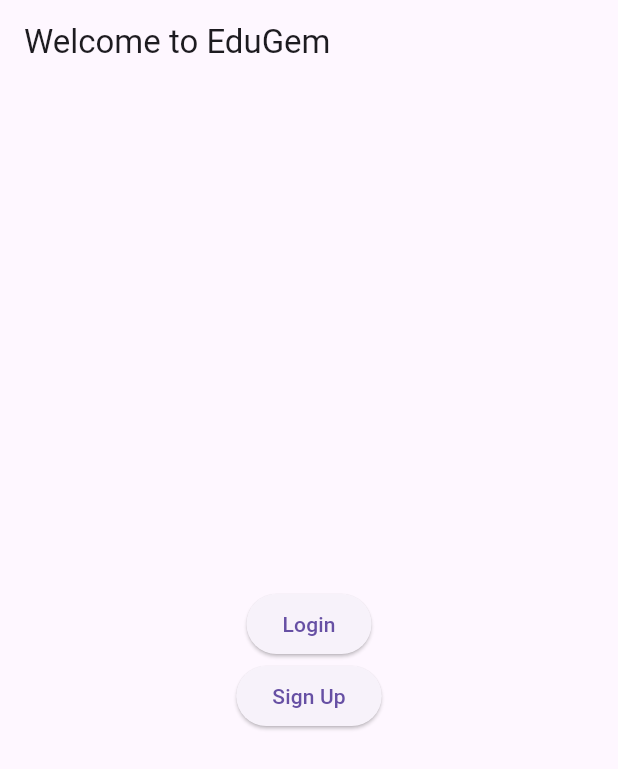
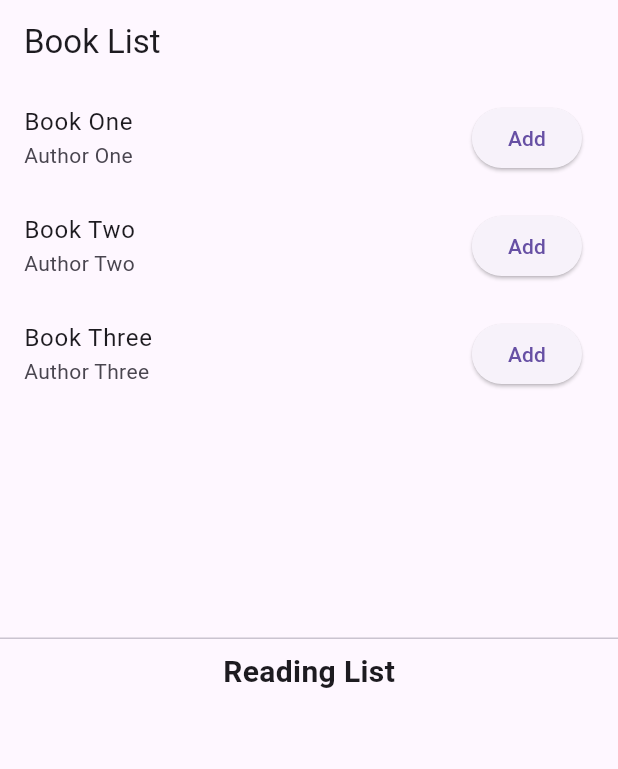
Before and after one commit to Byron94odhiambo/edugem, a Flutter app: the screen it shows after launch, on a phone screen of 412 x 824 dp. Shown: the top 769 px of the screen. Run offline on Flutter 3.47's test engine with Material 3 defaults, Android fonts, the light colour scheme and no system bars; our stand-ins replace cloud_firestore, firebase_auth; accounts and stored records are empty.

Commit message:
update to models

```diff
--- a/edugem/lib/main.dart
+++ b/edugem/lib/main.dart
@@ -1,10 +1,7 @@
 import 'package:flutter/material.dart';
-import 'package:firebase_core/firebase_core.dart';
-import 'screens/welcome_screen.dart';
+import 'screens/book_list_screen.dart';
 
-void main() async {
-  WidgetsFlutterBinding.ensureInitialized();
-  await Firebase.initializeApp();
+void main() {
   runApp(EduGemApp());
 }
 
@@ -16,7 +13,7 @@
       theme: ThemeData(
         primarySwatch: Colors.blue,
       ),
-      home: WelcomeScreen(),
+      home: BookListScreen(),
     );
   }
 }
--- /dev/null
+++ b/edugem/lib/models/book.dart
@@ -0,0 +1,7 @@
+class Book {
+  final String id;
+  final String title;
+  final String author;
+
+  Book({required this.id, required this.title, required this.author});
+}
--- /dev/null
+++ b/edugem/lib/screens/book_list_screen.dart
@@ -0,0 +1,80 @@
+import 'package:flutter/material.dart';
+import '../models/book.dart';
+
+class BookListScreen extends StatefulWidget {
+  @override
+  _BookListScreenState createState() => _BookListScreenState();
+}
+
+class _BookListScreenState extends State<BookListScreen> {
+  List<Book> books = [
+    Book(id: '1', title: 'Book One', author: 'Author One'),
+    Book(id: '2', title: 'Book Two', author: 'Author Two'),
+    Book(id: '3', title: 'Book Three', author: 'Author Three'),
+    // Add more books here
+  ];
+
+  List<Book> readingList = [];
+
+  void addToReadingList(Book book) {
+    setState(() {
+      readingList.add(book);
+    });
+  }
+
+  void removeFromReadingList(Book book) {
+    setState(() {
+      readingList.remove(book);
+    });
+  }
+
+  @override
+  Widget build(BuildContext context) {
+    return Scaffold(
+      appBar: AppBar(
+        title: Text('Book List'),
+      ),
+      body: Column(
+        children: [
+          Expanded(
+            child: ListView.builder(
+              itemCount: books.length,
+              itemBuilder: (context, index) {
+                final book = books[index];
+                return ListTile(
+                  title: Text(book.title),
+                  subtitle: Text(book.author),
+                  trailing: ElevatedButton(
+                    onPressed: () => addToReadingList(book),
+                    child: Text('Add'),
+                  ),
+                );
+              },
+            ),
+          ),
+          Divider(),
+          Text(
+            'Reading List',
+            style: TextStyle(fontSize: 20, fontWeight: FontWeight.bold),
+          ),
+          Expanded(
+            child: ListView.builder(
+              itemCount: readingList.length,
+              itemBuilder: (context, index) {
+                final book = readingList[index];
+                return ListTile(
+                  title: Text(book.title),
+                  subtitle: Text(book.author),
+                  trailing: ElevatedButton(
+                    onPressed: () => removeFromReadingList(book),
+                    child: Text('Remove'),
+                  ),
+                );
+              },
+            ),
+          ),
+        ],
+      ),
+    );
+  }
+}
--- /dev/null
+++ b/edugem/lib/screens/home_screen.dart
@@ -0,0 +1 @@
+// TODO Implement this library.
--- a/edugem/lib/screens/welcome_screen.dart
+++ /dev/null
@@ -1,37 +0,0 @@
-import 'package:flutter/material.dart';
-import 'authentication/login_screen.dart';
-import 'authentication/signup_screen.dart';
-
-class WelcomeScreen extends StatelessWidget {
-  @override
-  Widget build(BuildContext context) {
-    return Scaffold(
-      appBar: AppBar(title: Text('Welcome to EduGem')),
-      body: Center(
-        child: Column(
-          mainAxisAlignment: MainAxisAlignment.center,
-          children: [
-            ElevatedButton(
-              child: Text('Login'),
-              onPressed: () {
-                Navigator.push(
-                  context,
-                  MaterialPageRoute(builder: (context) => LoginScreen()),
-                );
-              },
-            ),
-            ElevatedButton(
-              child: Text('Sign Up'),
-              onPressed: () {
-                Navigator.push(
-                  context,
-                  MaterialPageRoute(builder: (context) => SignupScreen()),
-                );
-              },
-            ),
-          ],
-        ),
-      ),
-    );
-  }
-}
```
Also changed, not shown: edugem/lib/models/user_model.dart (+16 -9 lines), edugem/lib/routes.dart (added, +20 -0 lines), edugem/lib/screens/splash_screen.dart (added, +39 -0 lines), edugem/pubspec.yaml (+7 -0 lines), edugem/lib/assets/images/splash.png (added), edugem/lib/screens/book/book_detail_screen.dart (added), edugem/lib/screens/book/book_list_screen.dart (added), edugem/pubspec.lock.
